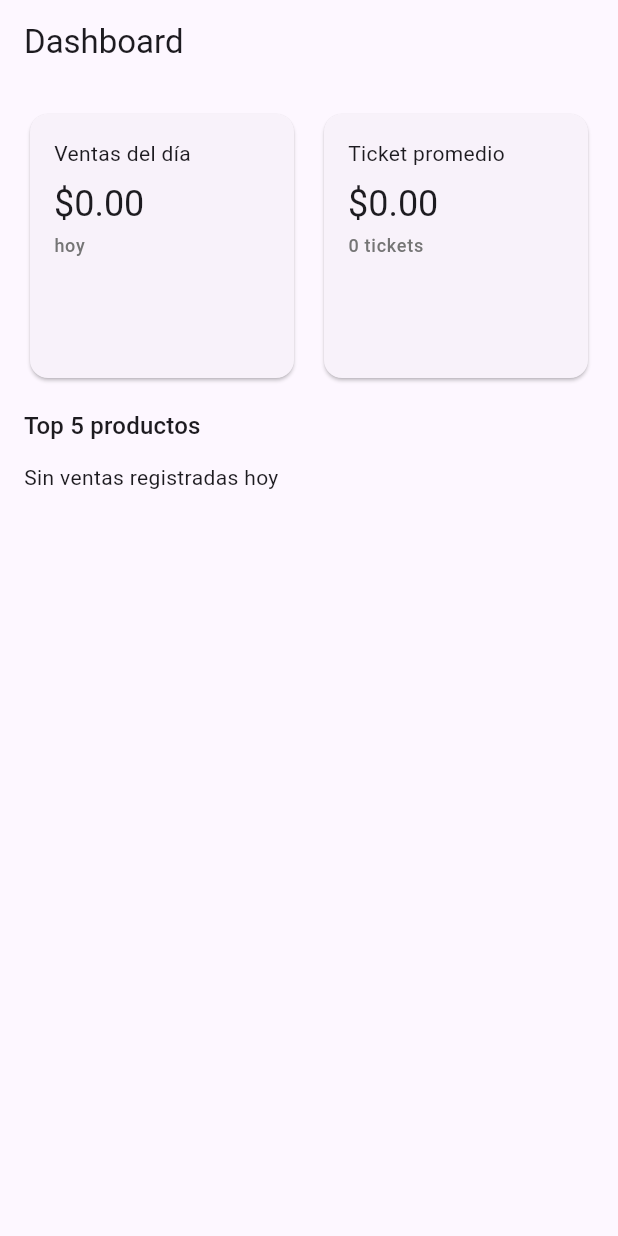
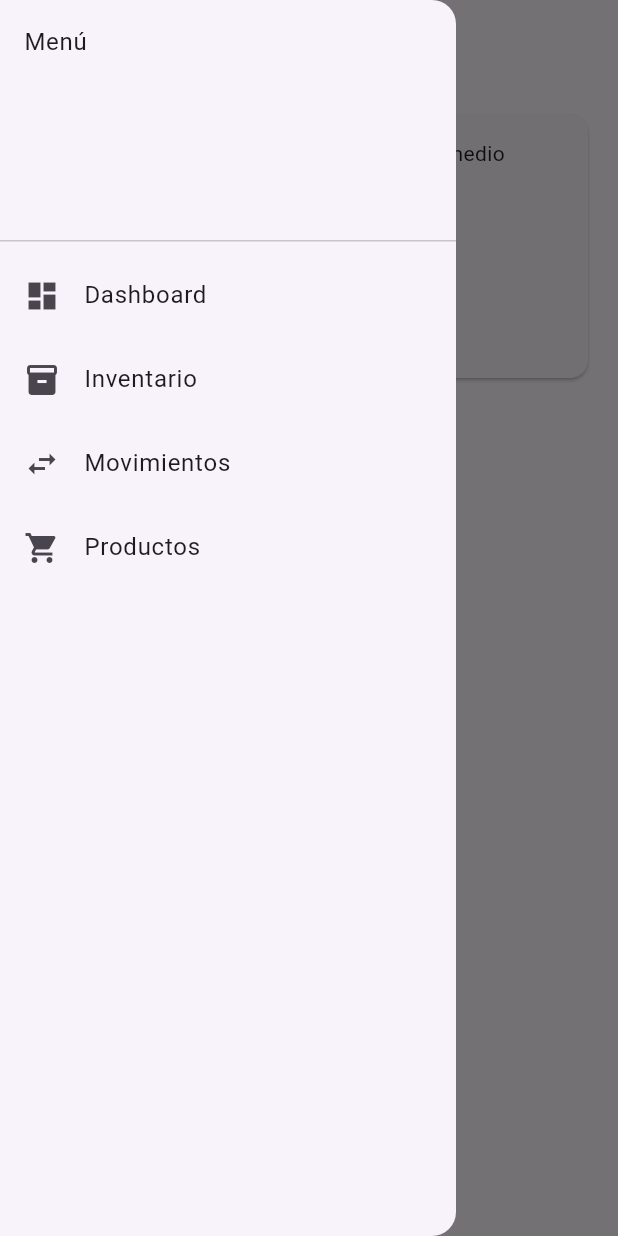
Before and after one commit to danielmmerino/punto_venta_front, a Flutter app: the DashboardPage screen opened by its route, with the side drawer open (before the commit the screen has no drawer), on a phone screen of 412 x 824 dp. Run offline on Flutter 3.47's test engine with Material 2 defaults, Android fonts, the phone set to English and light mode, and no system bars; our stand-ins replace dio, flutter_hooks, flutter_secure_storage, go_router, hooks_riverpod, shared_preferences; accounts and stored records are empty.

Commit message:
Add navigation drawer menu

```diff
--- /dev/null
+++ b/lib/core/ui/menu_drawer.dart
@@ -0,0 +1,38 @@
+import 'package:flutter/material.dart';
+import 'package:go_router/go_router.dart';
+
+/// Drawer used across the app to navigate between available screens.
+class MenuDrawer extends StatelessWidget {
+  const MenuDrawer({super.key});
+
+  @override
+  Widget build(BuildContext context) {
+    return Drawer(
+      child: ListView(
+        children: [
+          const DrawerHeader(child: Text('Menú')),
+          ListTile(
+            leading: const Icon(Icons.dashboard),
+            title: const Text('Dashboard'),
+            onTap: () => context.go('/dashboard'),
+          ),
+          ListTile(
+            leading: const Icon(Icons.inventory),
+            title: const Text('Inventario'),
+            onTap: () => context.go('/inventario'),
+          ),
+          ListTile(
+            leading: const Icon(Icons.swap_horiz),
+            title: const Text('Movimientos'),
+            onTap: () => context.go('/inventario/movimientos'),
+          ),
+          ListTile(
+            leading: const Icon(Icons.shopping_cart),
+            title: const Text('Productos'),
+            onTap: () => context.go('/productos'),
+          ),
+        ],
+      ),
+    );
+  }
+}
--- a/lib/features/dashboard/ui/dashboard_page.dart
+++ b/lib/features/dashboard/ui/dashboard_page.dart
@@ -3,6 +3,7 @@ import 'package:flutter_hooks/flutter_hooks.dart';
 import 'package:hooks_riverpod/hooks_riverpod.dart';
 
 import '../../../core/theme/app_spacing.dart';
+import '../../../core/ui/menu_drawer.dart';
 import '../controllers/dashboard_controller.dart';
 import 'widgets/kpi_card.dart';
 import 'widgets/alert_banner.dart';
@@ -109,6 +110,7 @@ class DashboardPage extends HookConsumerWidget {
 
     return Scaffold(
       appBar: AppBar(title: const Text('Dashboard')),
+      drawer: const MenuDrawer(),
       body: content,
     );
   }
--- a/lib/features/inventory/movements/ui/movements_page.dart
+++ b/lib/features/inventory/movements/ui/movements_page.dart
@@ -2,6 +2,7 @@ import 'package:flutter/material.dart';
 
 import '../../adjust/ui/adjust_page.dart';
 import '../../transfer/ui/transfer_page.dart';
+import '../../../../core/ui/menu_drawer.dart';
 
 class InventoryMovementsPage extends StatelessWidget {
   const InventoryMovementsPage({super.key});
@@ -20,6 +21,7 @@ class InventoryMovementsPage extends StatelessWidget {
             ],
           ),
         ),
+        drawer: const MenuDrawer(),
         body: const TabBarView(
           children: [
             AdjustPage(),
--- a/lib/features/inventory/ui/inventory_page.dart
+++ b/lib/features/inventory/ui/inventory_page.dart
@@ -2,6 +2,7 @@ import 'package:flutter/material.dart';
 
 import '../bodegas/ui/bodegas_page.dart';
 import '../stock/ui/stock_page.dart';
+import '../../../core/ui/menu_drawer.dart';
 
 class InventoryPage extends StatelessWidget {
   const InventoryPage({super.key});
@@ -20,6 +21,7 @@ class InventoryPage extends StatelessWidget {
             ],
           ),
         ),
+        drawer: const MenuDrawer(),
         body: const TabBarView(
           children: [
             BodegasPage(),
--- a/lib/features/products/ui/products_page.dart
+++ b/lib/features/products/ui/products_page.dart
@@ -5,6 +5,7 @@ import 'package:flutter_hooks/flutter_hooks.dart';
 import 'package:hooks_riverpod/hooks_riverpod.dart';
 
 import '../../../core/theme/app_spacing.dart';
+import '../../../core/ui/menu_drawer.dart';
 import '../controllers/products_controller.dart';
 import '../data/models/product.dart';
 import 'product_form.dart';
@@ -28,6 +29,7 @@ class ProductsPage extends HookConsumerWidget {
       appBar: AppBar(
         title: const Text('Productos'),
       ),
+      drawer: const MenuDrawer(),
       body: Padding(
         padding: EdgeInsets.all(spacing.md),
         child: Column(
```
